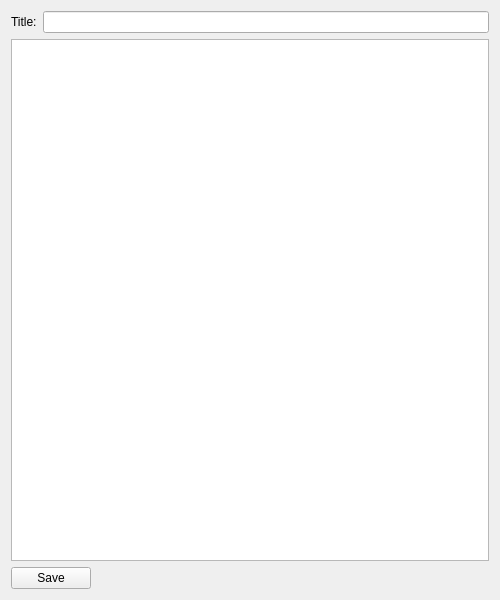
First picture: the form in projects/notes_maker/note_form.ui, repository UmbrellaLeaf5/notes_maker, before the edit.
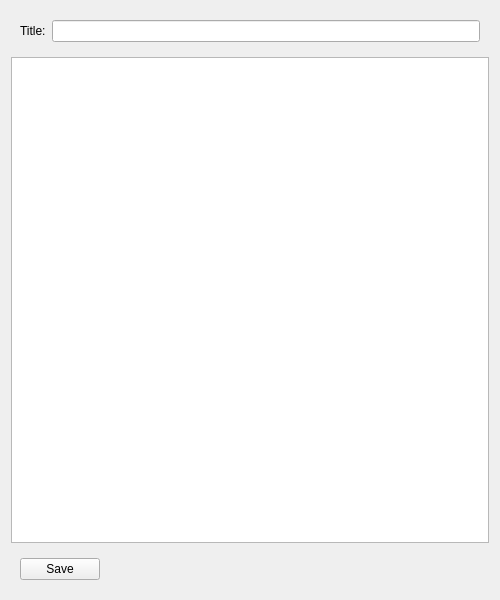
Second picture: the form after the edit.

Commit message: fix NoteFrom and add opening notes feature

What changed in the file:
```diff
--- a/projects/notes_maker/note_form.ui
+++ b/projects/notes_maker/note_form.ui
@@ -15,7 +15,8 @@
   </property>
   <layout class="QVBoxLayout" name="verticalLayout">
    <item>
-    <layout class="QHBoxLayout" name="horizontalLayout">
+    <widget class="QWidget" name="horizontalWidget_2" native="true">
+     <layout class="QHBoxLayout" name="titleLayout">
      <item>
       <widget class="QLabel" name="titleLabel">
        <property name="text">
@@ -27,11 +28,13 @@
       <widget class="QLineEdit" name="titleLineEdit"/>
      </item>
     </layout>
+    </widget>
    </item>
    <item>
     <widget class="QTextEdit" name="textEdit"/>
    </item>
    <item>
+    <widget class="QWidget" name="footerWidget" native="true">
     <layout class="QHBoxLayout" name="buttonsHorizontalLayout">
      <item>
       <widget class="QPushButton" name="savePushButton">
@@ -54,6 +57,7 @@
       </spacer>
      </item>
     </layout>
+    </widget>
    </item>
   </layout>
  </widget>
```
Lines whose indentation alone changed are shown as unchanged. The commit also changes 3 other files.
